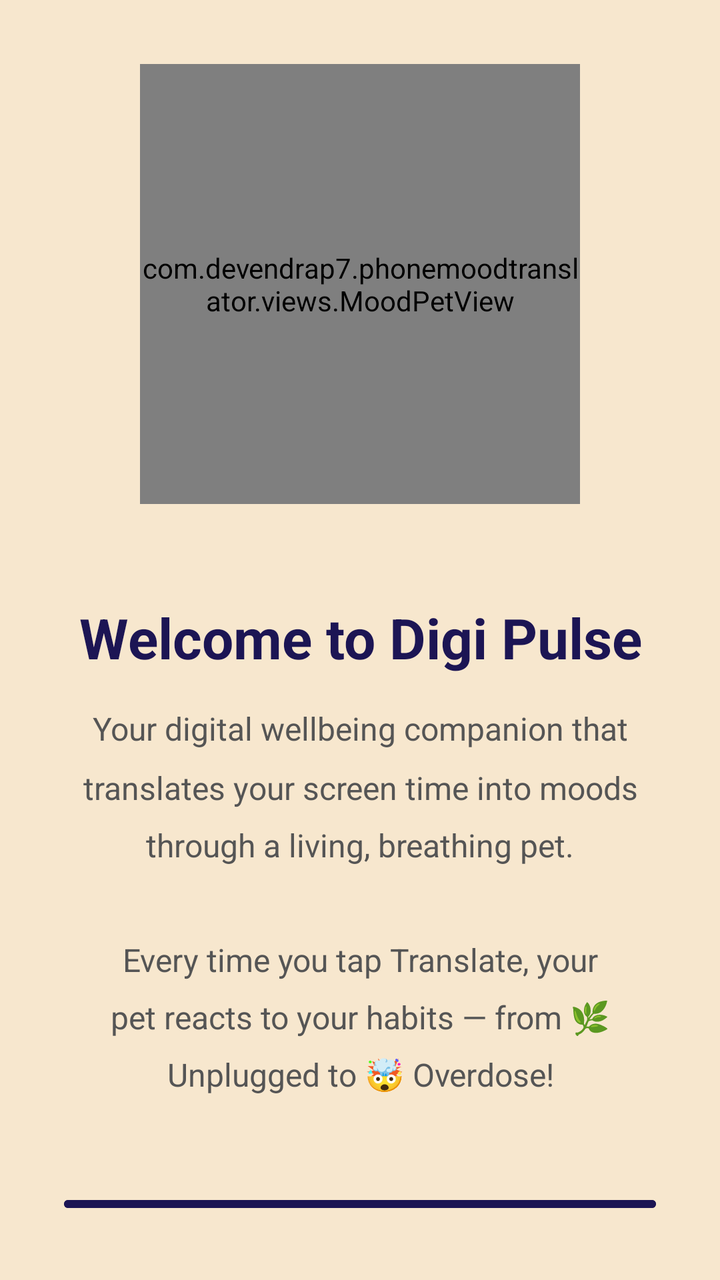
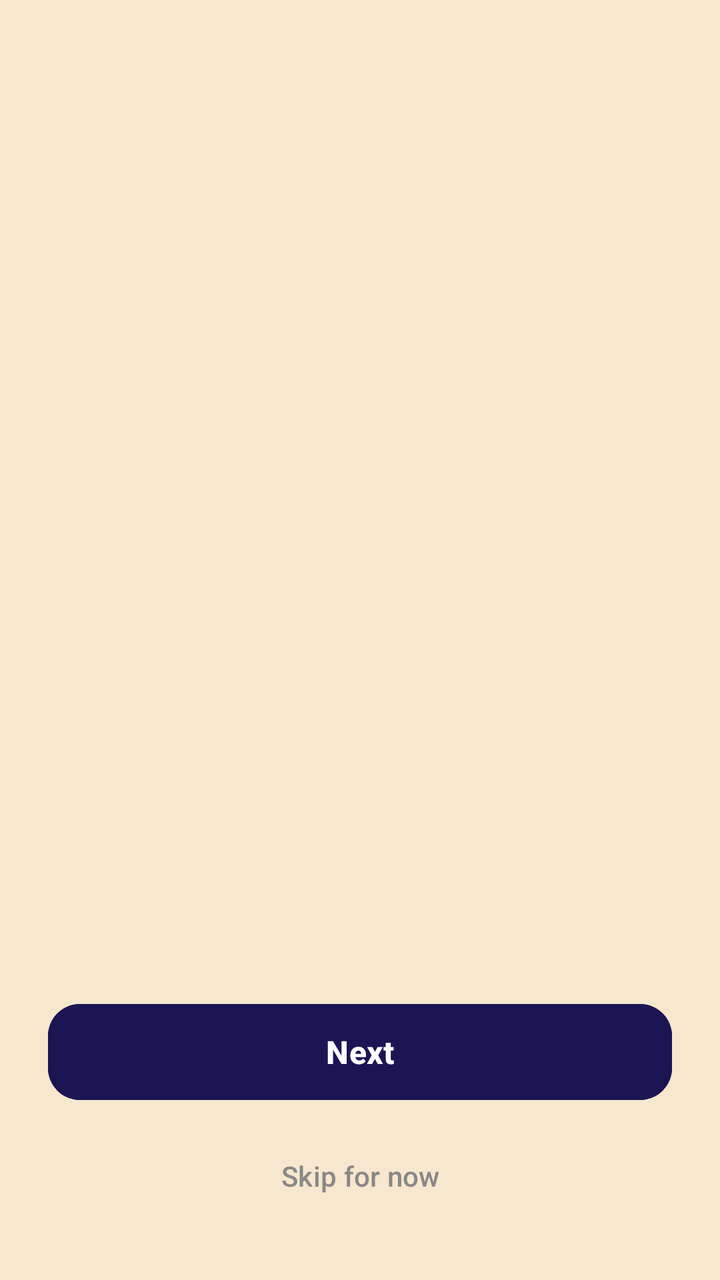

Screens rendered from an Android XML layout before and after an edit, with the pre-edit source and the edit as a unified diff.
<!-- AndroidManifest.xml: application theme Theme.PhoneMoodTranslator -->
<!-- res/layout/activity_onboarding_simple.xml -->
<?xml version="1.0" encoding="utf-8"?>
<LinearLayout
    xmlns:android="http://schemas.android.com/apk/res/android"
    xmlns:app="http://schemas.android.com/apk/res-auto"
    android:layout_width="match_parent"
    android:layout_height="match_parent"
    android:orientation="vertical"
    android:gravity="center"
    android:padding="32dp"
    android:background="#F7E7CE">

    
    <com.devendrap7.phonemoodtranslator.views.MoodPetView
        android:id="@+id/onboardingPet"
        android:layout_width="220dp"
        android:layout_height="220dp"
        android:layout_marginBottom="48dp"/>

    
    <TextView
        android:layout_width="match_parent"
        android:layout_height="wrap_content"
        android:text="Welcome to Digi Pulse"
        android:textSize="28sp"
        android:textStyle="bold"
        android:textColor="#1c1554"
        android:gravity="center"
        android:layout_marginBottom="16dp"/>

    
    <TextView
        android:layout_width="match_parent"
        android:layout_height="wrap_content"
        android:text="Your digital wellbeing companion that translates your screen time into moods through a living, breathing pet.\n\nEvery time you tap Translate, your pet reacts to your habits — from 🌿 Unplugged to 🤯 Overdose!"
        android:textSize="16sp"
        android:textColor="#555555"
        android:gravity="center"
        android:lineSpacingMultiplier="1.5"
        android:layout_marginBottom="48dp"/>

    
    <Button
        android:id="@+id/btnGetStarted"
        android:layout_width="match_parent"
        android:layout_height="wrap_content"
        android:text="Get Started"
        android:textColor="#FFFFFF"
        android:textSize="16sp"
        android:textStyle="bold"
        android:backgroundTint="#1c1554"
        app:cornerRadius="16dp"/>

</LinearLayout>
<!-- resources referenced by this layout -->
<resources>
  <style name="Theme.PhoneMoodTranslator" parent="Base.Theme.PhoneMoodTranslator" />
  <style name="Base.Theme.PhoneMoodTranslator" parent="Theme.Material3.DayNight.NoActionBar">
          
          
      </style>
</resources>

<!-- the commit's change to res/layout/activity_onboarding_simple.xml (unified diff, before → after) -->
@@ -1,53 +1,68 @@
 <?xml version="1.0" encoding="utf-8"?>
-<LinearLayout
+<androidx.constraintlayout.widget.ConstraintLayout
     xmlns:android="http://schemas.android.com/apk/res/android"
     xmlns:app="http://schemas.android.com/apk/res-auto"
     android:layout_width="match_parent"
     android:layout_height="match_parent"
-    android:orientation="vertical"
-    android:gravity="center"
-    android:padding="32dp"
     android:background="#F7E7CE">
 
     
-    <com.devendrap7.phonemoodtranslator.views.MoodPetView
-        android:id="@+id/onboardingPet"
-        android:layout_width="220dp"
-        android:layout_height="220dp"
-        android:layout_marginBottom="48dp"/>
+    <androidx.viewpager2.widget.ViewPager2
+        android:id="@+id/viewPager"
+        android:layout_width="0dp"
+        android:layout_height="0dp"
+        app:layout_constraintTop_toTopOf="parent"
+        app:layout_constraintBottom_toTopOf="@+id/bottomBar"
+        app:layout_constraintStart_toStartOf="parent"
+        app:layout_constraintEnd_toEndOf="parent"/>
 
     
-    <TextView
-        android:layout_width="match_parent"
+    <LinearLayout
+        android:id="@+id/bottomBar"
+        android:layout_width="0dp"
         android:layout_height="wrap_content"
-        android:text="Welcome to Digi Pulse"
-        android:textSize="28sp"
-        android:textStyle="bold"
-        android:textColor="#1c1554"
-        android:gravity="center"
-        android:layout_marginBottom="16dp"/>
+        android:orientation="vertical"
+        android:paddingHorizontal="24dp"
+        android:paddingTop="12dp"
+        android:paddingBottom="28dp"
+        android:background="#F7E7CE"
+        app:layout_constraintBottom_toBottomOf="parent"
+        app:layout_constraintStart_toStartOf="parent"
+        app:layout_constraintEnd_toEndOf="parent">
 
-    
-    <TextView
-        android:layout_width="match_parent"
-        android:layout_height="wrap_content"
-        android:text="Your digital wellbeing companion that translates your screen time into moods through a living, breathing pet.\n\nEvery time you tap Translate, your pet reacts to your habits — from 🌿 Unplugged to 🤯 Overdose!"
-        android:textSize="16sp"
-        android:textColor="#555555"
-        android:gravity="center"
-        android:lineSpacingMultiplier="1.5"
-        android:layout_marginBottom="48dp"/>
+        
+        <LinearLayout
+            android:id="@+id/dotsLayout"
+            android:layout_width="wrap_content"
+            android:layout_height="wrap_content"
+            android:layout_gravity="center_horizontal"
+            android:orientation="horizontal"
+            android:layout_marginBottom="20dp"/>
 
-    
-    <Button
-        android:id="@+id/btnGetStarted"
-        android:layout_width="match_parent"
-        android:layout_height="wrap_content"
-        android:text="Get Started"
-        android:textColor="#FFFFFF"
-        android:textSize="16sp"
-        android:textStyle="bold"
-        android:backgroundTint="#1c1554"
-        app:cornerRadius="16dp"/>
+        
+        <Button
+            android:id="@+id/btnNext"
+            android:layout_width="match_parent"
+            android:layout_height="56dp"
+            android:text="Next"
+            android:textColor="#FFFFFF"
+            android:textSize="16sp"
+            android:textStyle="bold"
+            android:backgroundTint="#1c1554"
+            app:cornerRadius="16dp"
+            android:layout_marginBottom="10dp"/>
 
-</LinearLayout>
+        
+        <Button
+            android:id="@+id/btnSkip"
+            android:layout_width="match_parent"
+            android:layout_height="48dp"
+            android:text="Skip for now"
+            android:textColor="#888888"
+            android:textSize="14sp"
+            style="?attr/borderlessButtonStyle"
+            android:backgroundTint="@null"/>
+
+    </LinearLayout>
+
+</androidx.constraintlayout.widget.ConstraintLayout>
